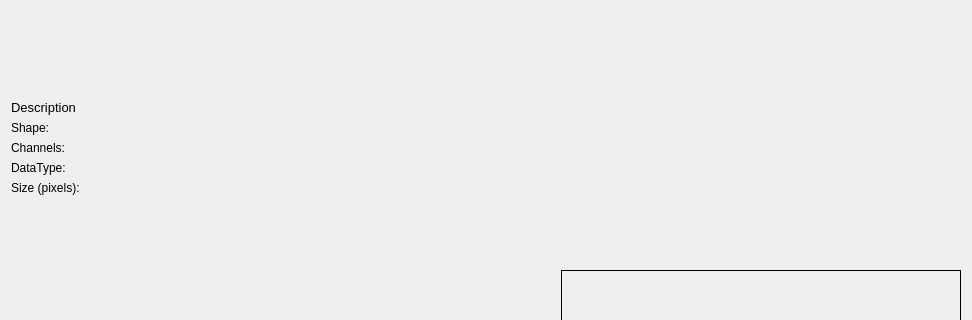
Old version of the form coreUI/image_description_dialog.ui in the repository prateekgurnani10/Image_recognition; both pictures show x 0 to 972 and y 0 to 320 of the 972 by 719 pixel window.
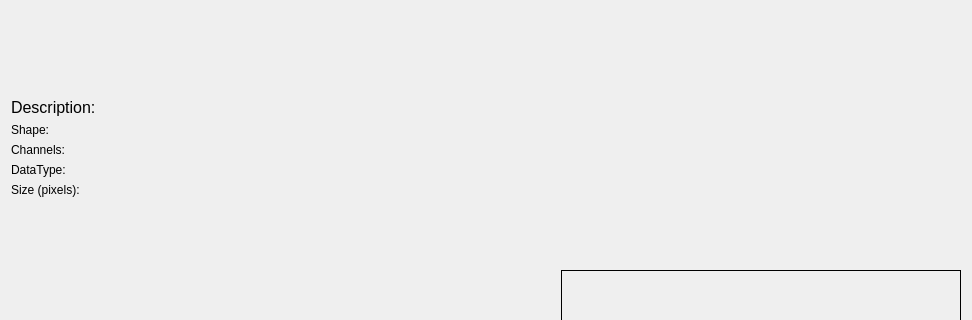
New version of the form. Icons and pictures are not drawn.

Commit message: Added dialog text description

What changed in the file:
```diff
--- a/coreUI/image_description_dialog.ui
+++ b/coreUI/image_description_dialog.ui
@@ -421,11 +421,11 @@
       <widget class="QLabel" name="descriptLabel">
        <property name="font">
         <font>
-         <pointsize>10</pointsize>
+         <pointsize>12</pointsize>
         </font>
        </property>
        <property name="text">
-        <string>Description</string>
+        <string>Description:</string>
        </property>
       </widget>
      </item>
```
The commit also changes 1 other file.
